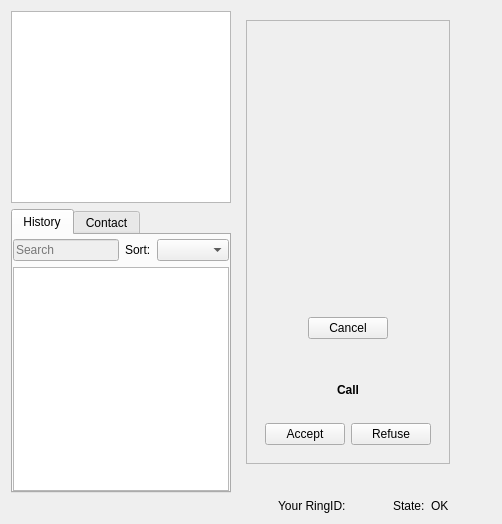
savoirfairelinux/jami-client-windows, file callwidget.ui: the form before one commit.
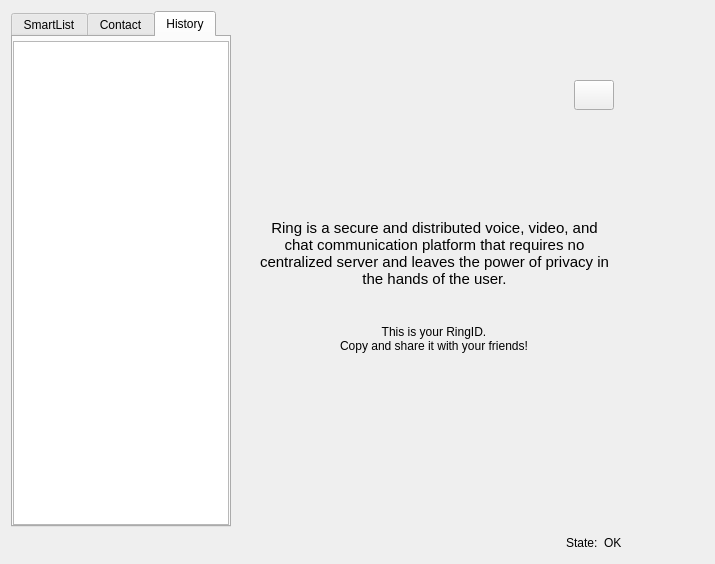
The form after the commit. The open tabs and pages were chosen to show the change. Icons and pictures are not drawn. Custom widgets are drawn as their Qt base class.

Commit message:
smartlist: implement smart list view
- remove mainbar
- reconnect search/call bar
- add welcome screen
- add smartlist delegate
- use PeopleProxy
- clean and guard (WIN32) code

Issue: #81177

Diff of the .ui file:
```diff
--- a/callwidget.ui
+++ b/callwidget.ui
@@ -6,8 +6,8 @@
    <rect>
     <x>0</x>
     <y>0</y>
-    <width>502</width>
-    <height>524</height>
+    <width>715</width>
+    <height>564</height>
    </rect>
   </property>
   <property name="sizePolicy">
@@ -33,36 +33,158 @@
        <enum>QLayout::SetMaximumSize</enum>
       </property>
       <item>
-       <widget class="QFrame" name="videoFrame">
-        <property name="sizePolicy">
-         <sizepolicy hsizetype="MinimumExpanding" vsizetype="MinimumExpanding">
-          <horstretch>0</horstretch>
-          <verstretch>0</verstretch>
-         </sizepolicy>
+       <widget class="QStackedWidget" name="stackedWidget">
+        <property name="currentIndex">
+         <number>0</number>
         </property>
+        <widget class="QWidget" name="welcomePage">
+         <layout class="QGridLayout" name="gridLayout_2">
+          <item row="3" column="0" colspan="2" alignment="Qt::AlignHCenter">
+           <widget class="QLabel" name="label">
+            <property name="font">
+             <font>
+              <underline>false</underline>
+              <strikeout>false</strikeout>
+              <kerning>true</kerning>
+             </font>
+            </property>
+            <property name="text">
+             <string>This is your RingID.
+Copy and share it with your friends!</string>
+            </property>
+            <property name="alignment">
+             <set>Qt::AlignCenter</set>
+            </property>
+            <property name="wordWrap">
+             <bool>true</bool>
+            </property>
+           </widget>
+          </item>
+          <item row="6" column="0">
+           <spacer name="verticalSpacer_2">
+            <property name="orientation">
+             <enum>Qt::Vertical</enum>
+            </property>
+            <property name="sizeHint" stdset="0">
+             <size>
+              <width>20</width>
+              <height>40</height>
+             </size>
+            </property>
+           </spacer>
+          </item>
+          <item row="0" column="1" alignment="Qt::AlignRight">
+           <widget class="QPushButton" name="settingsButton">
+            <property name="minimumSize">
+             <size>
+              <width>30</width>
+              <height>30</height>
+             </size>
+            </property>
+            <property name="text">
+             <string/>
+            </property>
+            <property name="icon">
+             <iconset resource="ressources.qrc">
+              <normaloff>:/images/settings.png</normaloff>:/images/settings.png</iconset>
+            </property>
+            <property name="iconSize">
+             <size>
+              <width>25</width>
+              <height>25</height>
+             </size>
+            </property>
+            <property name="flat">
+             <bool>false</bool>
+            </property>
+           </widget>
+          </item>
+          <item row="4" column="0" colspan="2" alignment="Qt::AlignHCenter">
+           <widget class="QLabel" name="ringIdLabel">
         <property name="minimumSize">
          <size>
           <width>0</width>
           <height>0</height>
          </size>
         </property>
-        <property name="frameShape">
-         <enum>QFrame::StyledPanel</enum>
-        </property>
-        <property name="frameShadow">
-         <enum>QFrame::Raised</enum>
-        </property>
-        <layout class="QVBoxLayout" name="verticalLayout_7">
-         <item>
-          <widget class="VideoView" name="videoWidget" native="true">
+            <property name="font">
+             <font>
+              <pointsize>12</pointsize>
+             </font>
+            </property>
+            <property name="text">
+             <string notr="true"/>
+            </property>
+            <property name="margin">
+             <number>0</number>
+            </property>
+            <property name="textInteractionFlags">
+             <set>Qt::LinksAccessibleByMouse|Qt::TextSelectableByMouse</set>
+            </property>
+           </widget>
+          </item>
+          <item row="0" column="0">
+           <spacer name="verticalSpacer">
+            <property name="orientation">
+             <enum>Qt::Vertical</enum>
+            </property>
+            <property name="sizeHint" stdset="0">
+             <size>
+              <width>20</width>
+              <height>40</height>
+             </size>
+            </property>
+           </spacer>
+          </item>
+          <item row="2" column="0" colspan="2" alignment="Qt::AlignHCenter">
+           <widget class="QLabel" name="descLabel">
            <property name="sizePolicy">
-            <sizepolicy hsizetype="MinimumExpanding" vsizetype="MinimumExpanding">
+             <sizepolicy hsizetype="Expanding" vsizetype="Expanding">
              <horstretch>0</horstretch>
              <verstretch>0</verstretch>
             </sizepolicy>
            </property>
-          </widget>
-         </item>
+            <property name="font">
+             <font>
+              <pointsize>11</pointsize>
+              <weight>50</weight>
+              <bold>false</bold>
+             </font>
+            </property>
+            <property name="text">
+             <string>Ring is a secure and distributed voice, video, and chat communication platform that requires no centralized server and leaves the power of privacy in the hands of the user.</string>
+            </property>
+            <property name="alignment">
+             <set>Qt::AlignCenter</set>
+            </property>
+            <property name="wordWrap">
+             <bool>true</bool>
+            </property>
+           </widget>
+          </item>
+          <item row="1" column="0" colspan="2">
+           <widget class="QLabel" name="ringLogo">
+            <property name="sizePolicy">
+             <sizepolicy hsizetype="Preferred" vsizetype="Maximum">
+              <horstretch>0</horstretch>
+              <verstretch>0</verstretch>
+             </sizepolicy>
+            </property>
+            <property name="maximumSize">
+             <size>
+              <width>16777215</width>
+              <height>200</height>
+             </size>
+            </property>
+            <property name="text">
+             <string/>
+            </property>
+           </widget>
+          </item>
+         </layout>
+        </widget>
+        <widget class="QWidget" name="callInvitePage">
+         <layout class="QVBoxLayout" name="verticalLayout_9">
          <item>
           <widget class="QWidget" name="spinnerWidget" native="true">
            <layout class="QVBoxLayout" name="spinnerLayout">
@@ -104,7 +226,7 @@
            </layout>
           </widget>
          </item>
-         <item alignment="Qt::AlignHCenter|Qt::AlignVCenter">
+          <item>
           <widget class="QWidget" name="callInvite" native="true">
            <layout class="QVBoxLayout" name="verticalLayout_4">
             <item>
@@ -171,8 +293,43 @@
          </item>
         </layout>
        </widget>
-      </item>
-      <item alignment="Qt::AlignHCenter">
+        <widget class="QWidget" name="videoPage">
+         <layout class="QVBoxLayout" name="verticalLayout_10">
+          <item>
+           <widget class="QFrame" name="videoFrame">
+            <property name="sizePolicy">
+             <sizepolicy hsizetype="MinimumExpanding" vsizetype="MinimumExpanding">
+              <horstretch>0</horstretch>
+              <verstretch>0</verstretch>
+             </sizepolicy>
+            </property>
+            <property name="minimumSize">
+             <size>
+              <width>0</width>
+              <height>0</height>
+             </size>
+            </property>
+            <property name="frameShape">
+             <enum>QFrame::StyledPanel</enum>
+            </property>
+            <property name="frameShadow">
+             <enum>QFrame::Raised</enum>
+            </property>
+            <layout class="QVBoxLayout" name="verticalLayout_7">
+             <item>
+              <widget class="VideoView" name="videoWidget" native="true">
+               <property name="sizePolicy">
+                <sizepolicy hsizetype="MinimumExpanding" vsizetype="MinimumExpanding">
+                 <horstretch>0</horstretch>
+                 <verstretch>0</verstretch>
+                </sizepolicy>
+               </property>
+              </widget>
+             </item>
+            </layout>
+           </widget>
+          </item>
+          <item alignment="Qt::AlignHCenter|Qt::AlignVCenter">
        <widget class="QLabel" name="callStateLabel">
         <property name="sizePolicy">
          <sizepolicy hsizetype="Preferred" vsizetype="Fixed">
@@ -187,6 +344,10 @@
       </item>
      </layout>
     </widget>
+       </widget>
+      </item>
+     </layout>
+    </widget>
    </item>
    <item row="0" column="2">
     <layout class="QVBoxLayout" name="verticalLayout_8">
@@ -212,31 +373,25 @@
     </layout>
    </item>
    <item row="1" column="1">
-    <layout class="QHBoxLayout" name="horizontalLayout_5" stretch="1,0,0">
+    <layout class="QHBoxLayout" name="horizontalLayout_5" stretch="0,0,0">
      <property name="topMargin">
       <number>0</number>
      </property>
      <property name="rightMargin">
       <number>10</number>
      </property>
-     <item alignment="Qt::AlignHCenter">
-      <widget class="QLabel" name="ringIdLabel">
-       <property name="minimumSize">
+     <item>
+      <spacer name="horizontalSpacer">
+       <property name="orientation">
+        <enum>Qt::Horizontal</enum>
+       </property>
+       <property name="sizeHint" stdset="0">
         <size>
-         <width>0</width>
-         <height>0</height>
+         <width>40</width>
+         <height>20</height>
         </size>
        </property>
-       <property name="text">
-        <string notr="true">Your RingID:</string>
-       </property>
-       <property name="margin">
-        <number>0</number>
-       </property>
-       <property name="textInteractionFlags">
-        <set>Qt::LinksAccessibleByMouse|Qt::TextSelectableByMouse</set>
-       </property>
-      </widget>
+      </spacer>
      </item>
      <item>
       <widget class="QLabel" name="stateLabel">
@@ -263,34 +418,12 @@
       <enum>QLayout::SetDefaultConstraint</enum>
      </property>
      <item>
-      <layout class="QVBoxLayout" name="verticalLayout_5" stretch="0,1">
+      <layout class="QVBoxLayout" name="verticalLayout_5" stretch="0">
        <property name="topMargin">
         <number>0</number>
        </property>
        <item>
-        <widget class="QListView" name="callList">
-         <property name="sizePolicy">
-          <sizepolicy hsizetype="MinimumExpanding" vsizetype="MinimumExpanding">
-           <horstretch>0</horstretch>
-           <verstretch>0</verstretch>
-          </sizepolicy>
-         </property>
-         <property name="minimumSize">
-          <size>
-           <width>0</width>
-           <height>0</height>
-          </size>
-         </property>
-         <property name="maximumSize">
-          <size>
-           <width>220</width>
-           <height>16777215</height>
-          </size>
-         </property>
-        </widget>
-       </item>
-       <item>
-        <widget class="QTabWidget" name="tabWidget">
+        <widget class="QTabWidget" name="mainTabMenu">
          <property name="sizePolicy">
           <sizepolicy hsizetype="MinimumExpanding" vsizetype="MinimumExpanding">
            <horstretch>0</horstretch>
@@ -312,7 +445,7 @@
          <property name="currentIndex">
           <number>1</number>
          </property>
-         <widget class="QWidget" name="historyTab">
+         <widget class="QWidget" name="smartListTab">
           <property name="sizePolicy">
            <sizepolicy hsizetype="MinimumExpanding" vsizetype="MinimumExpanding">
             <horstretch>0</horstretch>
@@ -326,7 +459,7 @@
            </size>
           </property>
           <attribute name="title">
-           <string>History</string>
+           <string>SmartList</string>
           </attribute>
           <layout class="QVBoxLayout" name="verticalLayout_6">
            <property name="leftMargin">
@@ -349,10 +482,13 @@
              <item>
               <widget class="QLineEdit" name="lineEdit">
                <property name="enabled">
-                <bool>false</bool>
+                <bool>true</bool>
+               </property>
+               <property name="maxLength">
+                <number>100</number>
                </property>
                <property name="placeholderText">
-                <string>Search</string>
+                <string>Search / Enter number</string>
                </property>
                <property name="clearButtonEnabled">
                 <bool>true</bool>
@@ -360,45 +496,20 @@
               </widget>
              </item>
              <item>
-              <widget class="QLabel" name="label">
+              <widget class="QPushButton" name="callButton">
                <property name="text">
-                <string>Sort:</string>
+                <string/>
                </property>
-              </widget>
-             </item>
-             <item>
-              <widget class="QComboBox" name="sortComboBox">
-               <property name="layoutDirection">
-                <enum>Qt::LeftToRight</enum>
+               <property name="icon">
+                <iconset resource="ressources.qrc">
+                 <normaloff>:/images/phone.png</normaloff>:/images/phone.png</iconset>
                </property>
               </widget>
              </item>
             </layout>
            </item>
            <item>
-            <widget class="QTreeView" name="historyList">
-             <property name="sizePolicy">
-              <sizepolicy hsizetype="MinimumExpanding" vsizetype="MinimumExpanding">
-               <horstretch>0</horstretch>
-               <verstretch>0</verstretch>
-              </sizepolicy>
-             </property>
-             <property name="minimumSize">
-              <size>
-               <width>0</width>
-               <height>0</height>
-              </size>
-             </property>
-             <property name="maximumSize">
-              <size>
-               <width>220</width>
-               <height>16777215</height>
-              </size>
-             </property>
-             <property name="frameShadow">
-              <enum>QFrame::Plain</enum>
-             </property>
-            </widget>
+            <widget class="QTreeView" name="smartList"/>
            </item>
           </layout>
          </widget>
@@ -446,6 +557,28 @@
            </item>
           </layout>
          </widget>
+         <widget class="QWidget" name="historyTab">
+          <attribute name="title">
+           <string>History</string>
+          </attribute>
+          <layout class="QHBoxLayout" name="horizontalLayout_2">
+           <property name="leftMargin">
+            <number>0</number>
+           </property>
+           <property name="topMargin">
+            <number>4</number>
+           </property>
+           <property name="rightMargin">
+            <number>0</number>
+           </property>
+           <property name="bottomMargin">
+            <number>0</number>
+           </property>
+           <item>
+            <widget class="QTreeView" name="historyList"/>
+           </item>
+          </layout>
+         </widget>
         </widget>
        </item>
       </layout>
```
Left out of the diff: 4 changed lines with no effect on the pictures. Lines whose indentation alone changed are shown as unchanged. The commit also changes 20 other files.
